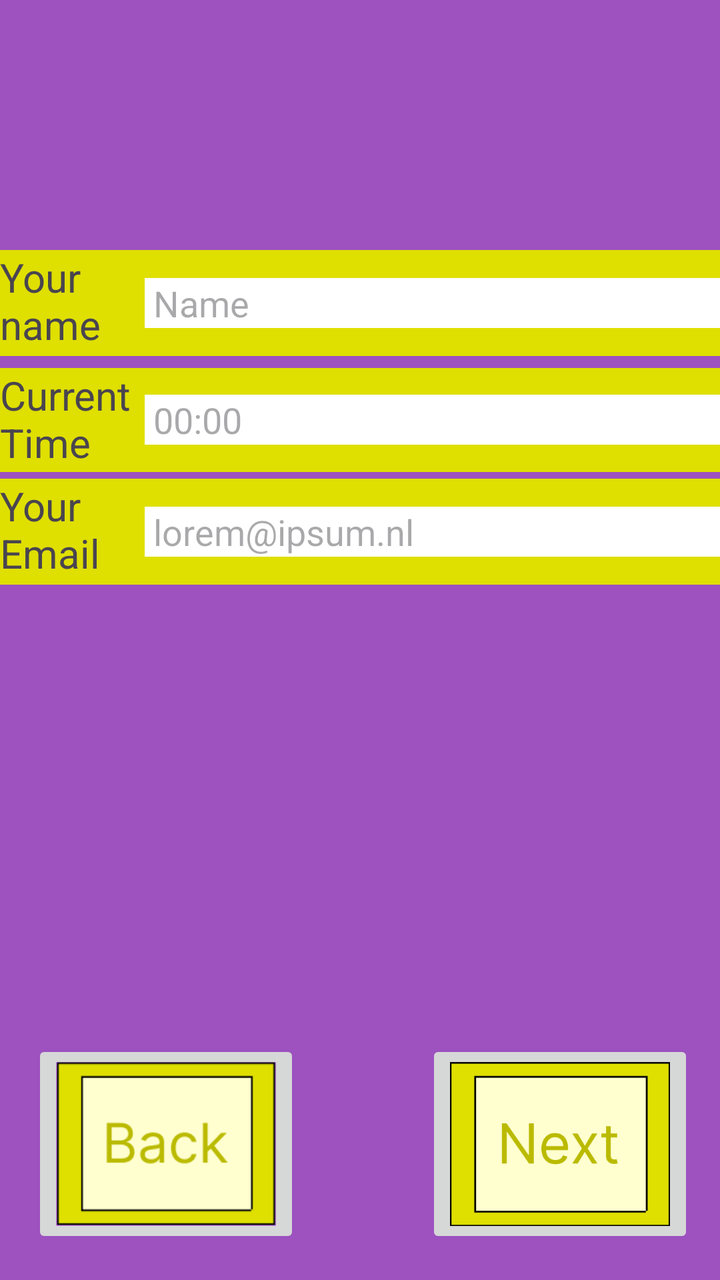
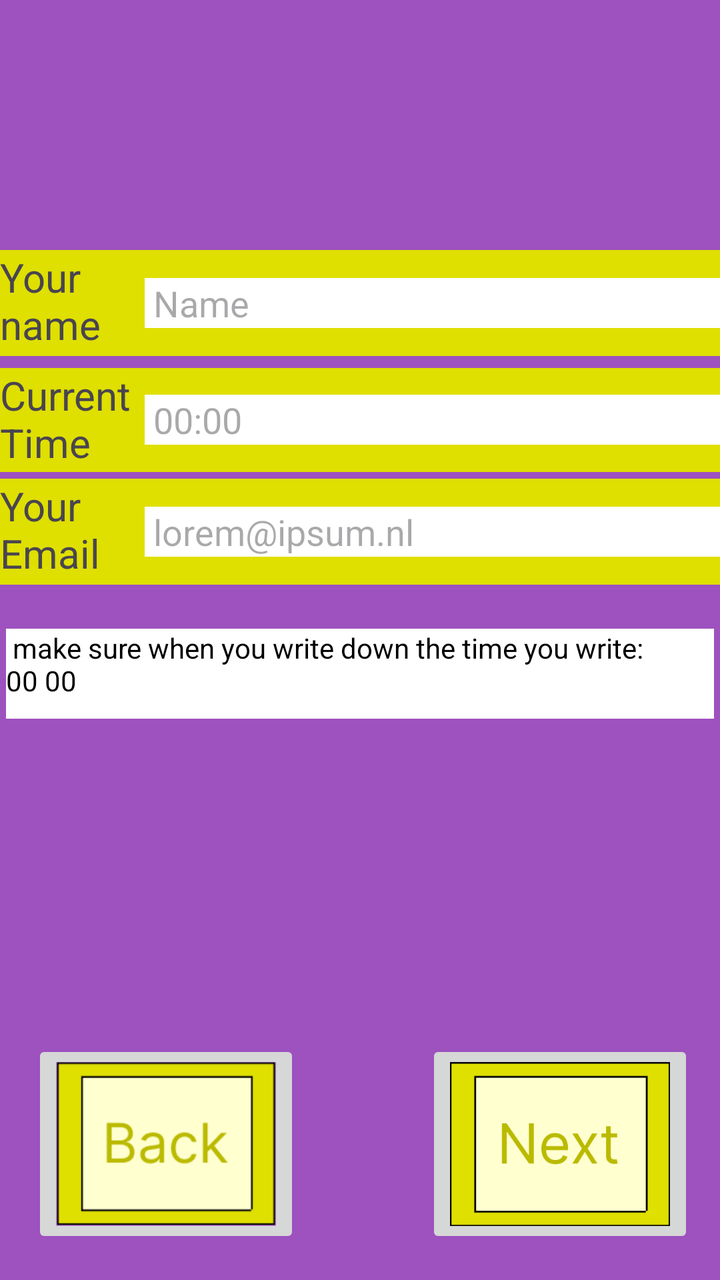

An Android layout rendered at two revisions. The XML below is the earlier revision; the diff shows what the commit changed to produce the second picture.
<!-- AndroidManifest.xml: application theme Theme.Tiktikontheclock -->
<!-- res/layout/activity_main2.xml -->
<?xml version="1.0" encoding="utf-8"?>
<androidx.constraintlayout.widget.ConstraintLayout xmlns:android="http://schemas.android.com/apk/res/android"
    xmlns:app="http://schemas.android.com/apk/res-auto"
    xmlns:tools="http://schemas.android.com/tools"
    android:id="@+id/main"
    android:layout_width="match_parent"
    android:layout_height="match_parent"
    android:background="#9D52BF"
    tools:context=".MainActivity2" >

    <LinearLayout
        android:layout_width="361dp"
        android:layout_height="52dp"
        android:layout_weight="1"
        android:background="#DFDF00"
        android:orientation="horizontal"
        app:layout_constraintBottom_toBottomOf="parent"
        app:layout_constraintEnd_toEndOf="parent"
        app:layout_constraintStart_toStartOf="parent"
        app:layout_constraintTop_toTopOf="parent"
        app:layout_constraintVertical_bias="0.313">

        <TextView
            android:id="@+id/CurrentTimeText"
            android:layout_width="68dp"
            android:layout_height="53dp"
            android:layout_weight="1"
            android:text="Current Time"
            android:textSize="20dp" />

        <EditText
            android:id="@+id/CurrentTimeedit"
            android:layout_width="284dp"
            android:layout_height="25dp"
            android:layout_gravity="center"
            android:hint=" 00:00"
            android:layout_weight="1"
            android:background="@color/white"
            android:ems="10"
            android:inputType="text" />
    </LinearLayout>

    <LinearLayout
        android:layout_width="361dp"
        android:layout_height="53dp"
        android:background="#DFDF00"
        android:orientation="horizontal"
        app:layout_constraintBottom_toBottomOf="parent"
        app:layout_constraintEnd_toEndOf="parent"
        app:layout_constraintStart_toStartOf="parent"
        app:layout_constraintTop_toTopOf="parent"
        app:layout_constraintVertical_bias="0.213">

        <TextView
            android:id="@+id/YourNameText"
            android:layout_width="68dp"
            android:layout_height="53dp"
            android:layout_weight="1"
            android:text="Your name "
            android:textSize="20dp" />

        <EditText
            android:id="@+id/YourNameedit"
            android:layout_width="284dp"
            android:layout_height="25dp"
            android:layout_gravity="center"
            android:layout_weight="1"
            android:background="@color/white"
            android:ems="10"
            android:hint=" Name"
            android:inputType="text"
            android:text="" />
    </LinearLayout>

    <LinearLayout
        android:layout_width="361dp"
        android:layout_height="53dp"
        android:background="#DFDF00"
        android:orientation="horizontal"
        app:layout_constraintBottom_toBottomOf="parent"
        app:layout_constraintEnd_toEndOf="parent"
        app:layout_constraintStart_toStartOf="parent"
        app:layout_constraintTop_toTopOf="parent"
        app:layout_constraintVertical_bias="0.408">

        <TextView
            android:id="@+id/YourEmailText"
            android:layout_width="68dp"
            android:layout_height="53dp"
            android:layout_weight="1"
            android:text="Your  Email"
            android:textSize="20dp" />

        <EditText
            android:id="@+id/YourEmailEdit"
            android:layout_width="284dp"
            android:layout_height="25dp"
            android:layout_gravity="center"
            android:layout_weight="1"
            android:background="@color/white"
            android:ems="10"
            android:hint=" lorem@ipsum.nl"
            android:inputType="text"
            android:text="" />
    </LinearLayout>

    <ImageButton
        android:id="@+id/BackButtonP2"
        android:layout_width="134dp"
        android:layout_height="104dp"
        android:layout_marginStart="16dp"
        android:layout_marginBottom="16dp"
        android:scaleType="fitCenter"
        app:layout_constraintBottom_toBottomOf="parent"
        app:layout_constraintStart_toStartOf="parent"
        app:srcCompat="@drawable/schermafbeelding_2026_10_07_141405" />

    <ImageButton
        android:id="@+id/NextButtonP2"
        android:layout_width="134dp"
        android:layout_height="104dp"
        android:layout_marginBottom="16dp"
        android:scaleType="fitCenter"
        app:layout_constraintBottom_toBottomOf="parent"
        app:layout_constraintEnd_toEndOf="parent"
        app:layout_constraintHorizontal_bias="0.942"
        app:layout_constraintStart_toStartOf="parent"
        app:srcCompat="@drawable/schermafbeelding_2026_10_20_113520" />

</androidx.constraintlayout.widget.ConstraintLayout>
<!-- resources referenced by this layout -->
<resources>
  <color name="white">#FFFFFFFF</color>
  <!-- drawable schermafbeelding_2026_10_07_141405: png bitmap (drawable, 3193 bytes) -->
  <!-- drawable schermafbeelding_2026_10_20_113520: png bitmap (drawable, 5453 bytes) -->
  <style name="Theme.Tiktikontheclock" parent="Base.Theme.Tiktikontheclock" />
  <style name="Base.Theme.Tiktikontheclock" parent="Theme.Material3.DayNight.NoActionBar">
          
          
      </style>
</resources>

<!-- the commit's change to res/layout/activity_main2.xml (unified diff, before → after) -->
@@ -41,6 +41,7 @@
     </LinearLayout>
 
     <LinearLayout
+        android:id="@+id/linearLayout"
         android:layout_width="361dp"
         android:layout_height="53dp"
         android:background="#DFDF00"
@@ -73,6 +74,7 @@
     </LinearLayout>
 
     <LinearLayout
+        android:id="@+id/linearLayout2"
         android:layout_width="361dp"
         android:layout_height="53dp"
         android:background="#DFDF00"
@@ -127,4 +129,18 @@
         app:layout_constraintStart_toStartOf="parent"
         app:srcCompat="@drawable/schermafbeelding_2026_10_20_113520" />
 
+    <TextView
+        android:id="@+id/textView4"
+        android:layout_width="354dp"
+        android:textColor="@color/black"
+        android:background="@color/white"
+        android:layout_height="45dp"
+        android:text=" make sure when you write down the time you write:      00 00"
+        app:layout_constraintBottom_toBottomOf="parent"
+        app:layout_constraintEnd_toEndOf="parent"
+        app:layout_constraintHorizontal_bias="0.491"
+        app:layout_constraintStart_toStartOf="parent"
+        app:layout_constraintTop_toBottomOf="@+id/linearLayout2"
+        app:layout_constraintVertical_bias="0.073" />
+
 </androidx.constraintlayout.widget.ConstraintLayout>
<!-- resource entries referenced after the edit -->
@@ -1,5 +1,6 @@
 <!-- resources referenced by this layout -->
 <resources>
+  <color name="black">#FF000000</color>
   <color name="white">#FFFFFFFF</color>
   <!-- drawable schermafbeelding_2026_10_07_141405: png bitmap (drawable, 3193 bytes) -->
   <!-- drawable schermafbeelding_2026_10_20_113520: png bitmap (drawable, 5453 bytes) -->
